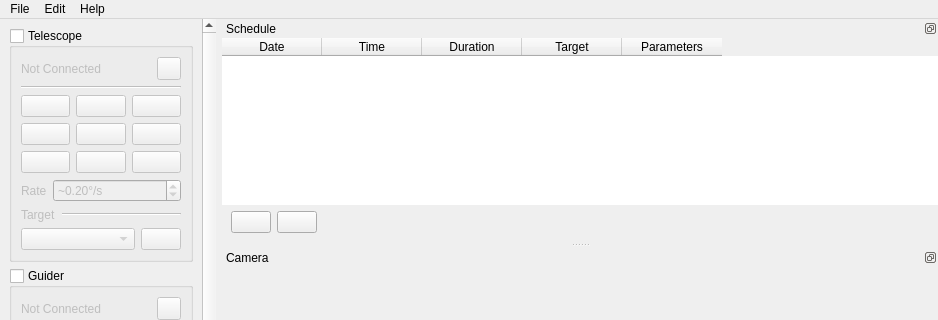
First picture: the form in qt5/mainwindow.ui, repository EthanChappel/Ecliptic, before the edit; both pictures show x 0 to 938 and y 0 to 320 of the 938 by 956 pixel window.
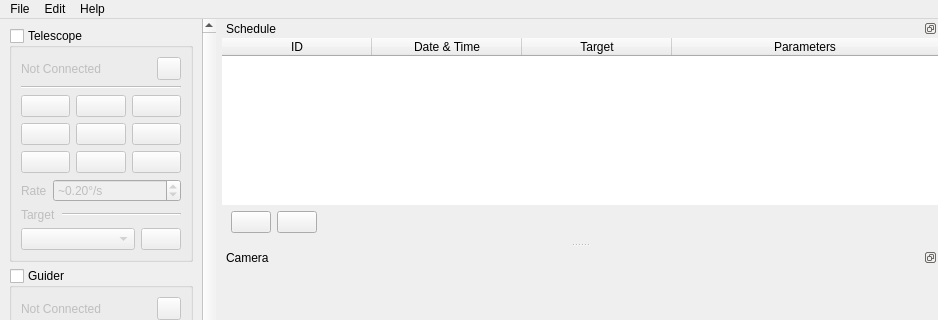
Second picture: the form after the edit. Icons and pictures are not drawn.

Patch:
```diff
--- a/qt5/mainwindow.ui
+++ b/qt5/mainwindow.ui
@@ -1453,28 +1453,29 @@
        <property name="frameShape">
         <enum>QFrame::NoFrame</enum>
        </property>
+       <property name="sortingEnabled">
+        <bool>true</bool>
+       </property>
        <attribute name="horizontalHeaderCascadingSectionResizes">
         <bool>true</bool>
        </attribute>
+       <attribute name="horizontalHeaderDefaultSectionSize">
+        <number>150</number>
+       </attribute>
+       <attribute name="horizontalHeaderStretchLastSection">
+        <bool>true</bool>
+       </attribute>
        <attribute name="verticalHeaderCascadingSectionResizes">
         <bool>true</bool>
        </attribute>
        <column>
         <property name="text">
-         <string>Date</string>
+         <string notr="true">ID</string>
         </property>
        </column>
        <column>
         <property name="text">
-         <string>Time</string>
-        </property>
-        <property name="toolTip">
-         <string>Time to initiate the event.</string>
-        </property>
-       </column>
-       <column>
-        <property name="text">
-         <string>Duration</string>
+         <string>Date &amp; Time</string>
         </property>
        </column>
        <column>
```
Left out of the diff: 2 changed lines with no effect on the pictures.
